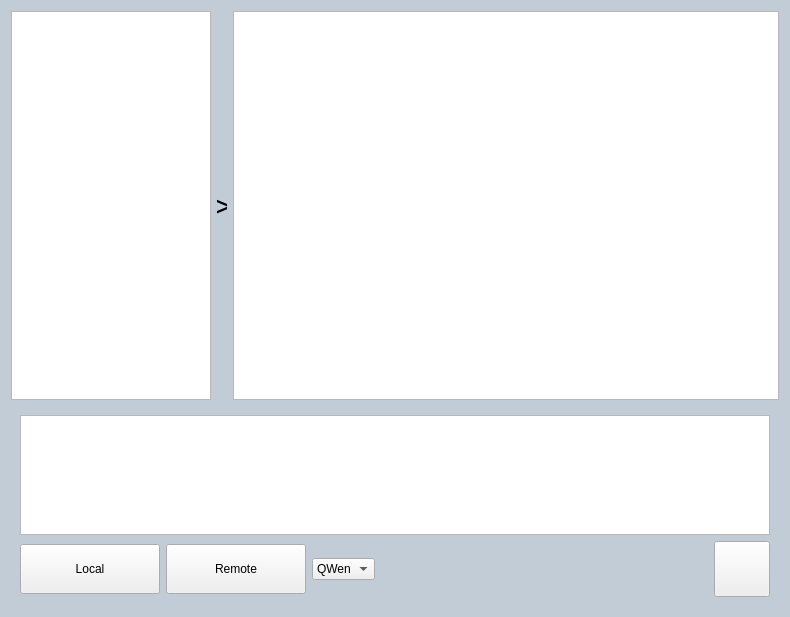
The window that ChatBox.ui (hanjingo/rag-qt-chatbox) describes before a commit, drawn with Qt 5.
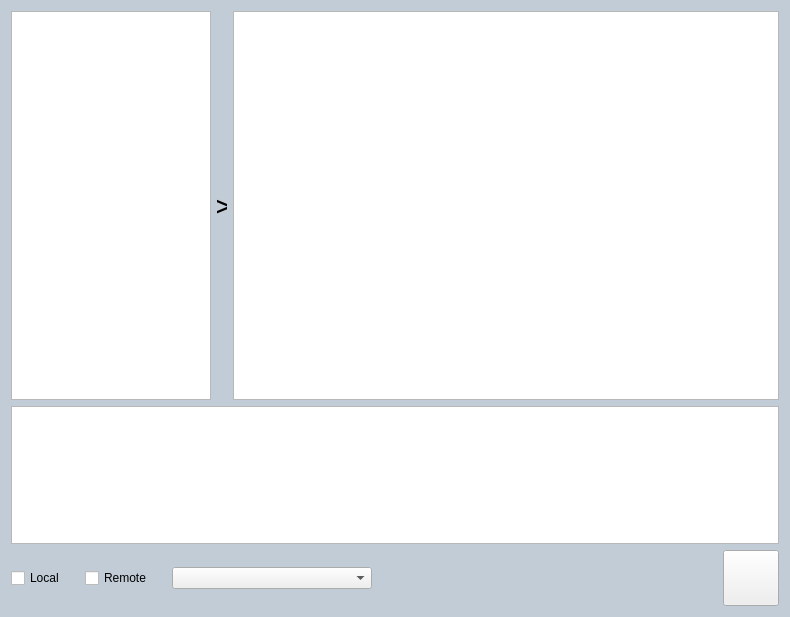
The same window after the commit.

```diff
--- a/ChatBox.ui
+++ b/ChatBox.ui
@@ -79,71 +79,48 @@
       </size>
      </property>
      <layout class="QVBoxLayout" name="verticalLayout">
+      <property name="leftMargin">
+       <number>0</number>
+      </property>
+      <property name="topMargin">
+       <number>0</number>
+      </property>
+      <property name="rightMargin">
+       <number>0</number>
+      </property>
+      <property name="bottomMargin">
+       <number>0</number>
+      </property>
       <item>
        <widget class="QTextEdit" name="editInput"/>
       </item>
       <item>
        <layout class="QHBoxLayout" name="horizontalLayout">
         <property name="spacing">
-         <number>6</number>
+         <number>20</number>
         </property>
         <item>
-         <widget class="QPushButton" name="btnLocal">
-          <property name="minimumSize">
-           <size>
-            <width>140</width>
-            <height>50</height>
-           </size>
-          </property>
-          <property name="maximumSize">
-           <size>
-            <width>140</width>
-            <height>50</height>
-           </size>
-          </property>
-          <property name="font">
-           <font/>
-          </property>
+         <widget class="QCheckBox" name="ckLocal">
           <property name="text">
            <string>Local</string>
           </property>
-          <property name="checkable">
-           <bool>true</bool>
-          </property>
          </widget>
         </item>
         <item>
-         <widget class="QPushButton" name="btnRemote">
-          <property name="minimumSize">
-           <size>
-            <width>140</width>
-            <height>50</height>
-           </size>
-          </property>
-          <property name="maximumSize">
-           <size>
-            <width>140</width>
-            <height>50</height>
-           </size>
-          </property>
-          <property name="font">
-           <font/>
-          </property>
+         <widget class="QCheckBox" name="ckRemote">
           <property name="text">
            <string>Remote</string>
           </property>
-          <property name="checkable">
-           <bool>true</bool>
-          </property>
          </widget>
         </item>
         <item>
          <widget class="QComboBox" name="comboModel">
-          <item>
-           <property name="text">
-            <string>QWen</string>
-           </property>
-          </item>
+          <property name="minimumSize">
+           <size>
+            <width>200</width>
+            <height>0</height>
+           </size>
+          </property>
          </widget>
         </item>
         <item>
```
